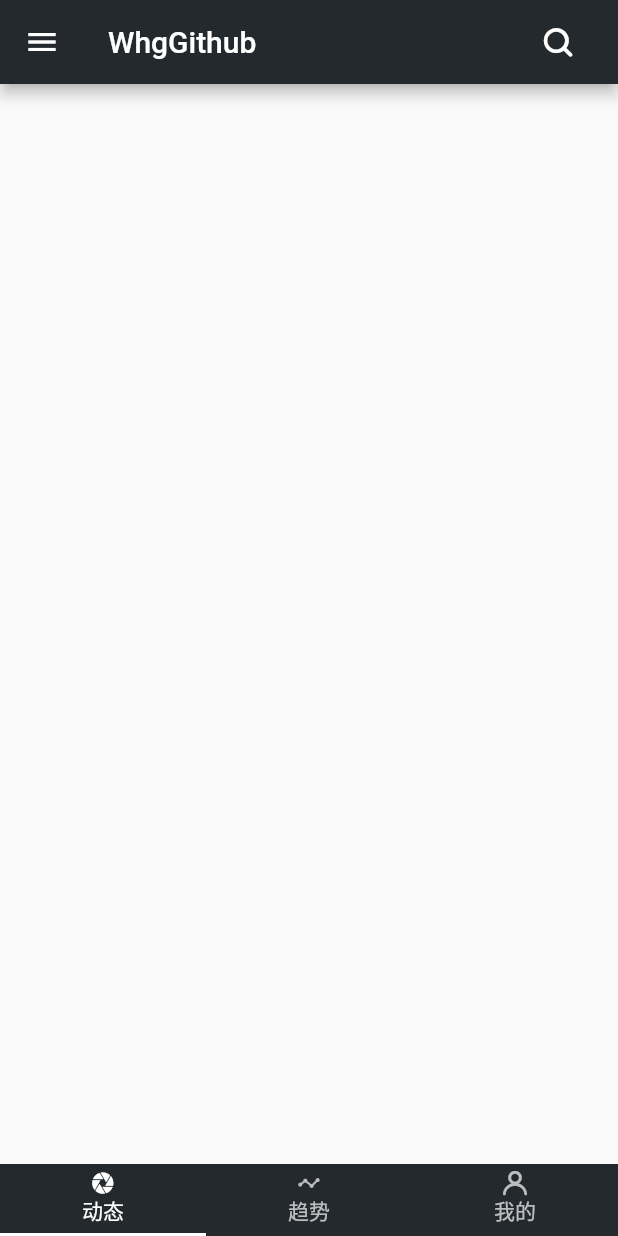
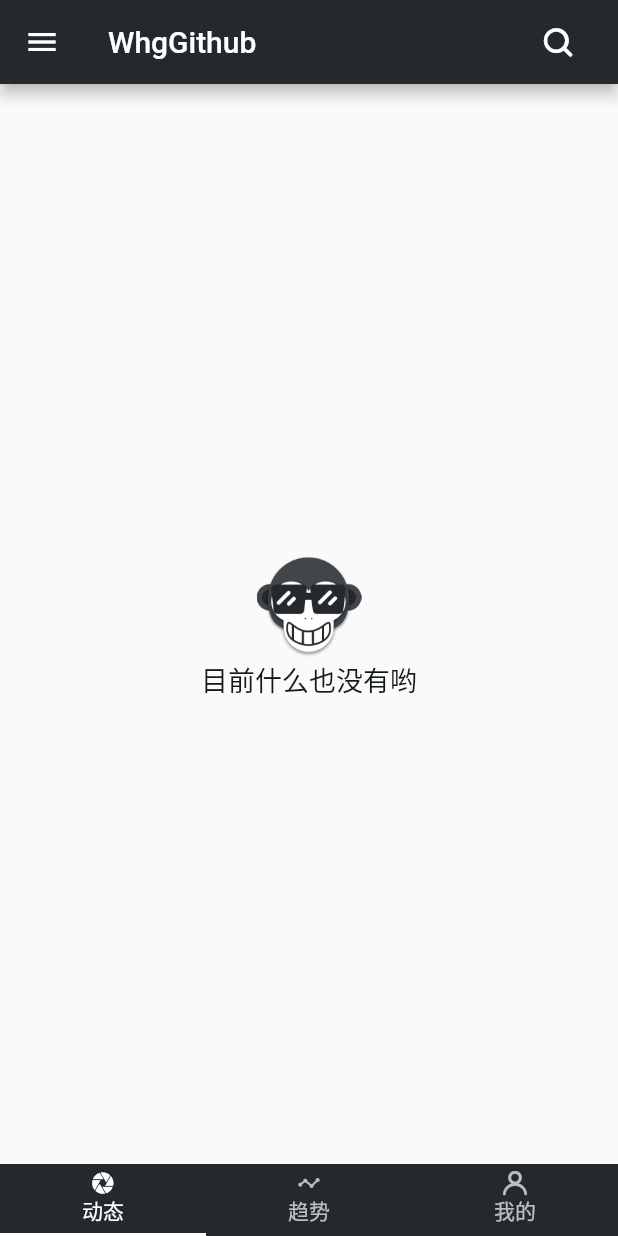
Before and after one commit to Whg8908/WhgGithub, a Flutter app: the HomePage screen opened by its route, on a phone screen of 412 x 824 dp. Run offline on Flutter 3.47's test engine with Material 2 defaults, Android fonts, the phone set to English and light mode, and no system bars; our stand-ins replace connectivity, dio, flutter_markdown, flutter_redux, flutter_spinkit, fluttertoast and 3 more; accounts and stored records are empty; generated files the repository leaves out were written again; network calls fail; statements that could not run were skipped; project files that could hold a hidden picture were left out.

Commit message:
添加空白页

```diff
--- a/lib/common/style/whg_style.dart
+++ b/lib/common/style/whg_style.dart
@@ -151,6 +151,10 @@ class WhgStrings {
   static const String option_share_title = "分享自GitHubFlutterApp： ";
 
   static const String load_more_text = "正在加载更多";
+
+  static const String option_share_copy_success = "已经复制到粘贴板";
+
+  static const String app_empty = "目前什么也没有哟";
 }
 
 class WhgConstant {
--- a/lib/common/utils/eventutils.dart
+++ b/lib/common/utils/eventutils.dart
@@ -192,7 +192,7 @@ class EventUtils {
       case 'IssuesEvent':
         NavigatorUtils.goIssueDetail(context, owner, repositoryName,
             event["payload"]["issue"]["number"].toString(),
-            needRightIcon: true);
+            needRightLocalIcon: true);
         break;
       default:
         if (fullName.toLowerCase() == currentRepository.toLowerCase()) {
--- a/lib/common/utils/navigatorutils.dart
+++ b/lib/common/utils/navigatorutils.dart
@@ -47,7 +47,7 @@ class NavigatorUtils {
   ///issue详情
   static Future<Null> goIssueDetail(
       BuildContext context, String userName, String reposName, String num,
-      {bool needRightIcon = false}) {
+      {bool needRightLocalIcon = false}) {
     return Navigator.push(
         context,
         new MaterialPageRoute(
@@ -55,7 +55,7 @@ class NavigatorUtils {
                   userName,
                   reposName,
                   num,
-                  needRightIcon: needRightIcon,
+                  needHomeIcon: needRightLocalIcon,
                 )));
   }
 
--- a/lib/ui/page/home_page.dart
+++ b/lib/ui/page/home_page.dart
@@ -55,7 +55,7 @@ class HomePage extends StatelessWidget {
         title: WhgTitleBar(
           WhgStrings.app_name,
           iconData: WhgICons.MAIN_SEARCH,
-          needRightIcon: true,
+          needRightLocalIcon: true,
           onPressed: () {
             NavigatorUtils.goSearchPage(context);
           },
--- a/lib/ui/page/notify_page.dart
+++ b/lib/ui/page/notify_page.dart
@@ -43,7 +43,7 @@ class NotifyPageState extends WhgListState<NotifyPage> {
         String userName = eventMap["repository"]["owner"]["login"];
         String reposName = eventMap["repository"]["name"];
         NavigatorUtils.goIssueDetail(context, userName, reposName, number,
-                needRightIcon: true)
+                needRightLocalIcon: true)
             .then((res) {
           showRefreshLoading();
         });
@@ -88,7 +88,7 @@ class NotifyPageState extends WhgListState<NotifyPage> {
         title: WhgTitleBar(
           WhgStrings.notify_title,
           iconData: WhgICons.NOTIFY_ALL_READ,
-          needRightIcon: true,
+          needRightLocalIcon: true,
           onPressed: () {
             CommonUtils.showLoadingDialog(context);
             UserDao.setAllNotificationAsReadDao().then((res) {
--- a/lib/ui/page/repository_detail_readme_page.dart
+++ b/lib/ui/page/repository_detail_readme_page.dart
@@ -45,6 +45,7 @@ class RepostroyDetailReadmePageState extends State<RepostroyDetailReadmePage>
 
   @override
   Widget build(BuildContext context) {
+    super.build(context);
     if (markdownData == null) {
       return Center(
         child: new Container(
--- a/lib/ui/view/repository_issue_list_header.dart
+++ b/lib/ui/view/repository_issue_list_header.dart
@@ -26,7 +26,7 @@ class WhgSelectItemWidget extends StatefulWidget
     this.itemName,
     this.selectItemChanged, {
     this.elevation = 5.0,
-    this.height = 50.0,
+    this.height = 70.0,
     this.margin = const EdgeInsets.all(10.0),
   });
 
--- a/lib/ui/view/whg_common_option_widget.dart
+++ b/lib/ui/view/whg_common_option_widget.dart
@@ -1,4 +1,5 @@
 import 'package:flutter/material.dart';
+import 'package:flutter/services.dart';
 import 'package:fluttertoast/fluttertoast.dart';
 import 'package:share/share.dart';
 import 'package:url_launcher/url_launcher.dart';
@@ -31,7 +32,8 @@ class WhgCommonOptionWidget extends StatelessWidget {
       }),
       new WhgOptionModel(WhgStrings.option_copy, WhgStrings.option_copy,
           (model) {
-        Fluttertoast.showToast(msg: model.name);
+        Clipboard.setData(new ClipboardData(text: url));
+        Fluttertoast.showToast(msg: WhgStrings.option_share_copy_success);
       }),
       new WhgOptionModel(WhgStrings.option_share, WhgStrings.option_share,
           (model) {
--- a/lib/ui/view/whg_pullload_widget.dart
+++ b/lib/ui/view/whg_pullload_widget.dart
@@ -76,6 +76,8 @@ class WhgPullLoadWidgetState extends State<WhgPullLoadWidget> {
               index == _getListCount() - 1 &&
               control.dataList.length != 0) {
             return _buildProgressIndicator();
+          } else if (!control.needHeader && control.dataList.length == 0) {
+            return _buildEmpty();
           } else {
             return itemBuilder(context, index);
           }
@@ -86,12 +88,36 @@ class WhgPullLoadWidgetState extends State<WhgPullLoadWidget> {
     );
   }
 
+  Widget _buildEmpty() {
+    return new Container(
+      height: MediaQuery.of(context).size.height - 100,
+      child: new Column(
+        mainAxisAlignment: MainAxisAlignment.center,
+        children: <Widget>[
+          FlatButton(
+            onPressed: () {},
+            child: new Image(
+                image: new AssetImage('static/images/logo.png'),
+                width: 70.0,
+                height: 70.0),
+          ),
+          Container(
+            child: Text(WhgStrings.app_empty, style: WhgConstant.normalText),
+          ),
+        ],
+      ),
+    );
+  }
+
   _getListCount() {
     if (control.needHeader) {
       return (control.dataList.length > 0)
           ? control.dataList.length + 2
           : control.dataList.length + 1;
     } else {
+      if (control.dataList.length == 0) {
+        return 1;
+      }
       return (control.dataList.length > 0)
           ? control.dataList.length + 1
           : control.dataList.length;
@@ -106,7 +132,10 @@ class WhgPullLoadWidgetState extends State<WhgPullLoadWidget> {
         ? new Row(
             mainAxisAlignment: MainAxisAlignment.center,
             children: <Widget>[
-                new SpinKitRotatingCircle(color: Color(WhgColors.primaryValue)),
+                new SpinKitWave(
+                  color: Color(WhgColors.primaryValue),
+                  size: 20.0,
+                ),
                 new Container(
                   width: 5.0,
                 ),
--- a/lib/ui/view/whg_tabbar_widget.dart
+++ b/lib/ui/view/whg_tabbar_widget.dart
@@ -16,6 +16,7 @@ class WhgTabBarWidget extends StatefulWidget {
   final Widget drawer;
   final Widget floatingActionButton;
   final TarWidgetControl tarWidgetControl;
+  final PageController topPageControl;
 
   WhgTabBarWidget(
       {Key key,
@@ -27,7 +28,8 @@ class WhgTabBarWidget extends StatefulWidget {
       this.title,
       this.drawer,
       this.floatingActionButton,
-      this.tarWidgetControl})
+      this.tarWidgetControl,
+      this.topPageControl})
       : super(key: key);
 
   @override
@@ -40,7 +42,8 @@ class WhgTabBarWidget extends StatefulWidget {
       this.title,
       this.drawer,
       this.floatingActionButton,
-      this.tarWidgetControl);
+      this.tarWidgetControl,
+      this.topPageControl);
 }
 
 class WhgTabBarWidgetState extends State<WhgTabBarWidget>
@@ -55,6 +58,7 @@ class WhgTabBarWidgetState extends State<WhgTabBarWidget>
   final Widget floatingActionButton;
 
   final TarWidgetControl tarWidgetControl;
+  final PageController _pageController;
 
   TabController _tabController;
 
@@ -67,15 +71,16 @@ class WhgTabBarWidgetState extends State<WhgTabBarWidget>
       this.title,
       this.drawer,
       this.floatingActionButton,
-      this.tarWidgetControl)
+      this.tarWidgetControl,
+      this._pageController)
       : super();
 
   @override
   void initState() {
     super.initState();
-    if (this.type == WhgTabBarWidget.BOTTOM_TAB) {
-      _tabController = TabController(length: tabItems.length, vsync: this);
-    }
+//    if (this.type == WhgTabBarWidget.BOTTOM_TAB) {
+    _tabController = TabController(length: tabItems.length, vsync: this);
+//    }
   }
 
   @override
@@ -91,11 +96,18 @@ class WhgTabBarWidgetState extends State<WhgTabBarWidget>
             backgroundColor: backgroundColor,
             title: title,
             bottom: TabBar(
+              controller: _tabController,
               tabs: tabItems,
               indicatorColor: indicatorColor,
             ),
           ),
-          body: TabBarView(children: tabViews),
+          body: PageView(
+            controller: _pageController,
+            children: tabViews,
+            onPageChanged: (index) {
+              _tabController.animateTo(index);
+            },
+          ),
         ),
       );
     }
@@ -121,9 +133,9 @@ class WhgTabBarWidgetState extends State<WhgTabBarWidget>
   @override
   void dispose() {
     super.dispose();
-    if (this.type == WhgTabBarWidget.BOTTOM_TAB && _tabController != null) {
-      _tabController.dispose();
-    }
+//    if (this.type == WhgTabBarWidget.BOTTOM_TAB && _tabController != null) {
+    _tabController.dispose();
+//    }
   }
 }
 
--- a/lib/ui/view/whg_title_bar.dart
+++ b/lib/ui/view/whg_title_bar.dart
@@ -16,21 +16,21 @@ class WhgTitleBar extends StatelessWidget {
 
   final VoidCallback onPressed;
 
-  final bool needRightIcon;
+  final bool needRightLocalIcon;
 
   final Widget rightWidget;
 
   WhgTitleBar(this.title,
       {this.iconData,
       this.onPressed,
-      this.needRightIcon = false,
+      this.needRightLocalIcon = false,
       this.rightWidget});
 
   @override
   Widget build(BuildContext context) {
     Widget widget = rightWidget;
     if (rightWidget == null) {
-      widget = (needRightIcon)
+      widget = (needRightLocalIcon)
           ? new IconButton(
               icon: new Icon(
                 iconData,
--- a/pubspec.yaml
+++ b/pubspec.yaml
@@ -26,7 +26,7 @@ dependencies:
   flutter_markdown: ^0.2.0
   url_launcher: ^3.0.3
   share: ^0.5.3
-  flutter_spinkit: ^2.0.1
+  flutter_spinkit: ^2.1.0
 
 dev_dependencies:
   build_runner: ^0.10.1+1
```
Also changed, not shown: lib/ui/page/code_detail_page.dart (+17 -4 lines), lib/ui/page/issue_detail_page.dart (+6 -6 lines), lib/ui/page/person_page.dart (+6 -1 lines), lib/ui/page/repository_detail_page.dart (+37 -4 lines), lib/ui/view/whg_flex_button.dart (+7 -10 lines).
